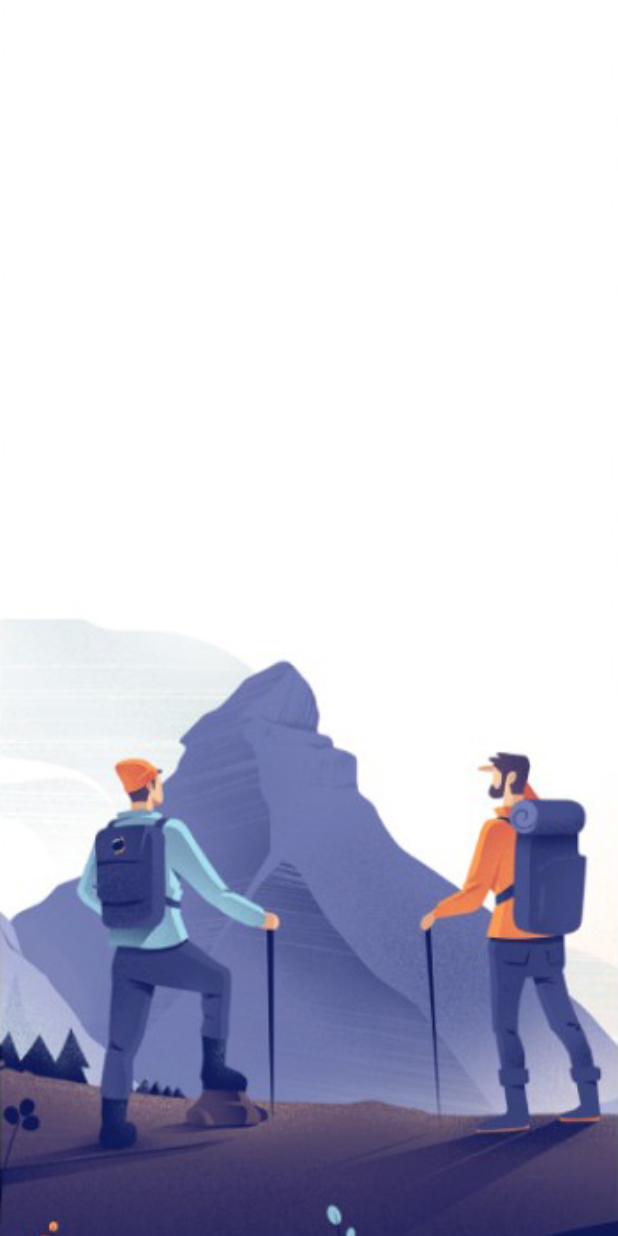
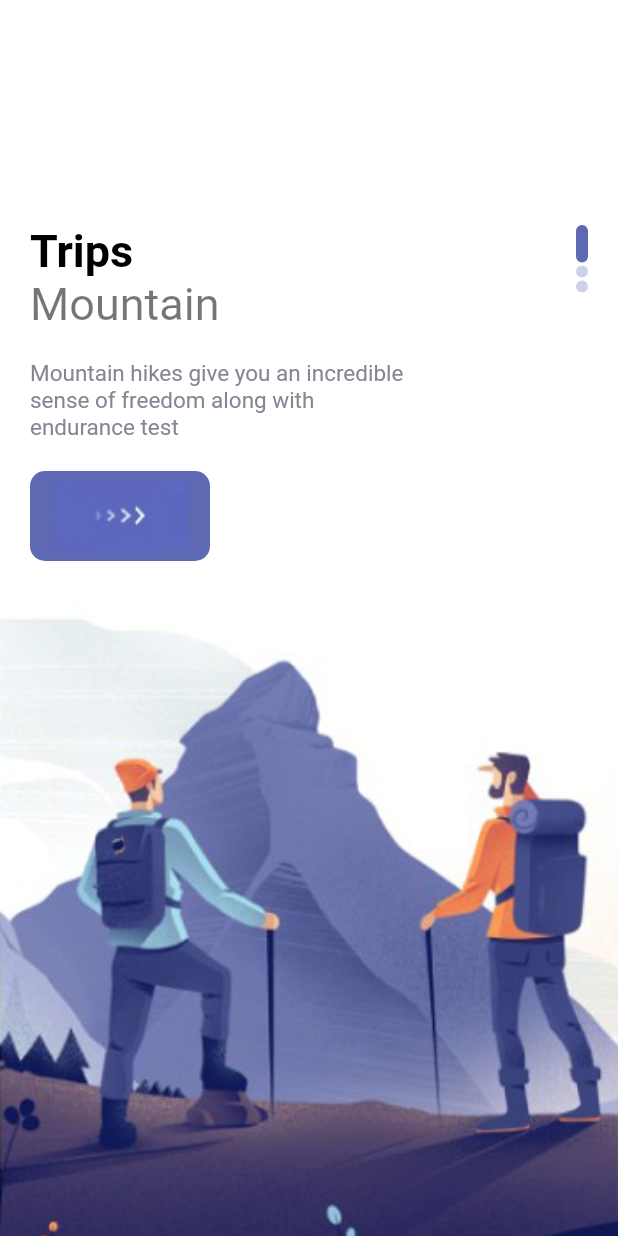
Before and after one commit to yousefshabaneg/flutter_cubit_app, a Flutter app: the screen it shows after launch, on a phone screen of 412 x 824 dp. Run offline on Flutter 3.47's test engine with Material 2 defaults, Android fonts, the phone set to English and light mode, and no system bars.

Commit message:
Finish welcome_page (Slider).

```diff
--- a/lib/pages/welcome_page.dart
+++ b/lib/pages/welcome_page.dart
@@ -1,4 +1,8 @@
 import 'package:flutter/material.dart';
+import 'package:flutter_cubit_appp/misc/colors.dart';
+import 'package:flutter_cubit_appp/widgets/app_large_text.dart';
+import 'package:flutter_cubit_appp/widgets/app_text.dart';
+import 'package:flutter_cubit_appp/widgets/responsive_button.dart';
 
 class WelcomePage extends StatefulWidget {
   const WelcomePage({Key? key}) : super(key: key);
@@ -30,11 +34,50 @@ class _WelcomePageState extends State<WelcomePage> {
           child: Container(
             margin: const EdgeInsets.only(top: 150, left: 20, right: 20),
             child: Row(
+              mainAxisAlignment: MainAxisAlignment.spaceBetween,
               children: [
                 Column(
-                  children: [],
+                  crossAxisAlignment: CrossAxisAlignment.start,
+                  children: [
+                    AppLargeText(text: "Trips"),
+                    AppText(
+                      text: "Mountain",
+                      size: 30,
+                    ),
+                    SizedBox(
+                      height: 20,
+                    ),
+                    Container(
+                      width: 250,
+                      child: AppText(
+                        text:
+                            "Mountain hikes give you an incredible sense of freedom along with endurance test",
+                        color: AppColors.textColor2,
+                        size: 15,
+                      ),
+                    ),
+                    SizedBox(
+                      height: 20,
+                    ),
+                    ResponsiveButton(width: 120),
+                  ],
                 ),
-                Column(),
+                Column(
+                  children: List.generate(
+                    3,
+                    (indexDots) => Container(
+                      margin: const EdgeInsets.only(bottom: 2),
+                      width: 8,
+                      height: index == indexDots ? 25 : 8,
+                      decoration: BoxDecoration(
+                        borderRadius: BorderRadius.circular(8),
+                        color: index == indexDots
+                            ? AppColors.mainColor
+                            : AppColors.mainColor.withOpacity(0.3),
+                      ),
+                    ),
+                  ),
+                ),
               ],
             ),
           ),
--- a/lib/widgets/app_text.dart
+++ b/lib/widgets/app_text.dart
@@ -0,0 +1,24 @@
+import 'package:flutter/material.dart';
+
+class AppText extends StatelessWidget {
+  double size;
+  final String text;
+  final Color color;
+  AppText({
+    Key? key,
+    required this.text,
+    this.size = 16,
+    this.color = Colors.black54,
+  }) : super(key: key);
+
+  @override
+  Widget build(BuildContext context) {
+    return Text(
+      text,
+      style: TextStyle(
+        color: color,
+        fontSize: size,
+      ),
+    );
+  }
+}
--- /dev/null
+++ b/lib/widgets/responsive_button.dart
@@ -0,0 +1,30 @@
+import 'package:flutter/material.dart';
+import 'package:flutter_cubit_appp/misc/colors.dart';
+
+class ResponsiveButton extends StatelessWidget {
+  bool? isResponsive;
+  double? width;
+  ResponsiveButton({
+    Key? key,
+    this.width,
+    this.isResponsive = false,
+  }) : super(key: key);
+
+  @override
+  Widget build(BuildContext context) {
+    return Container(
+      width: width,
+      height: 60,
+      decoration: BoxDecoration(
+        borderRadius: BorderRadius.circular(10),
+        color: AppColors.mainColor,
+      ),
+      child: Row(
+        mainAxisAlignment: MainAxisAlignment.center,
+        children: [
+          Image.asset("img/button-one.png"),
+        ],
+      ),
+    );
+  }
+}
```
